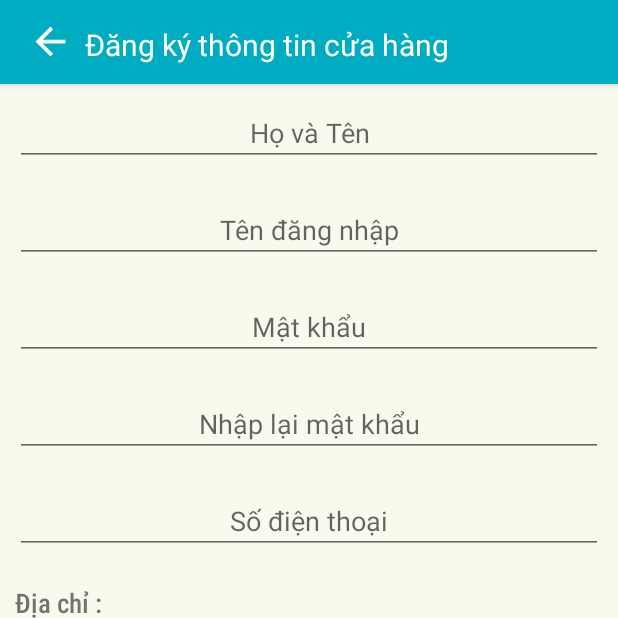
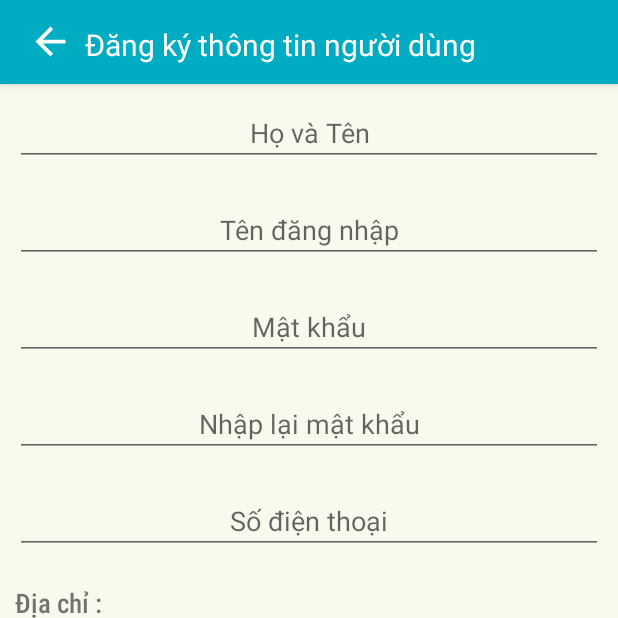
Before and after one commit to dung9788xx/ShopNowAndroid, an Android app: the CustomerRegisterActivity screen opened directly, with no data from a screen before it, on a phone screen of 412 x 824 dp, the top half of it. Run offline under Robolectric (Android 15) with nearby library versions, the light colour scheme and no system bars.

Commit message:
19/4/2020

```diff
--- a/app/src/main/AndroidManifest.xml
+++ b/app/src/main/AndroidManifest.xml
@@ -15,7 +15,7 @@
         android:supportsRtl="true"
         android:theme="@style/AppTheme"
         android:usesCleartextTraffic="true">
-        <activity android:name=".register.StoreRegisterActivity"></activity>
+        <activity android:name=".register.CustomerRegisterActivity"></activity>
         <activity android:name=".customer.CartActivity" />
         <activity android:name=".customer.ProductListActivity" />
         <activity android:name=".customer.ProductDetailActivity" />
--- a/app/src/main/java/com/dungdemo/shopnow/LoginActivity.java
+++ b/app/src/main/java/com/dungdemo/shopnow/LoginActivity.java
@@ -6,7 +6,6 @@ import android.content.DialogInterface;
 import android.content.Intent;
 
 import android.os.Bundle;
-import android.util.Log;
 import android.view.View;
 import android.view.View.OnClickListener;
 import android.view.Window;
@@ -17,11 +16,10 @@ import android.widget.ProgressBar;
 import android.widget.TextView;
 import android.widget.Toast;
 
-import com.dungdemo.shopnow.model.Location;
 import com.dungdemo.shopnow.model.User;
 import com.dungdemo.shopnow.admin.AdminActivity;
 import com.dungdemo.shopnow.customer.CustomerMainActivity;
-import com.dungdemo.shopnow.register.StoreRegisterActivity;
+import com.dungdemo.shopnow.register.CustomerRegisterActivity;
 import com.dungdemo.shopnow.store.ShopkeeperMainActivity;
 import com.dungdemo.shopnow.utils.ResponeFromServer;
 import com.google.gson.Gson;
@@ -69,7 +67,7 @@ public class LoginActivity extends Activity implements AsyncResponse {
         register.setOnClickListener(new OnClickListener() {
             @Override
             public void onClick(View view) {
-                startActivity(new Intent(LoginActivity.this, StoreRegisterActivity.class));
+                startActivity(new Intent(LoginActivity.this, CustomerRegisterActivity.class));
             }
         });
         btnLogin.setOnClickListener(new OnClickListener() {
@@ -102,7 +100,6 @@ public class LoginActivity extends Activity implements AsyncResponse {
 
     @Override
     public void whenfinish(ResponeFromServer output) {
-        Log.d("lol",output.code()+" "+output.getBody());
         progressBar.setVisibility(View.INVISIBLE);
         btnLogin.setEnabled(true);
 
--- a/app/src/main/java/com/dungdemo/shopnow/admin/AdminActivity.java
+++ b/app/src/main/java/com/dungdemo/shopnow/admin/AdminActivity.java
@@ -7,6 +7,7 @@ import android.content.Intent;
 import android.os.Build;
 import android.os.Bundle;
 import android.support.v4.content.ContextCompat;
+import android.util.Log;
 import android.view.View;
 import android.support.design.widget.NavigationView;
 import android.support.v4.view.GravityCompat;
--- a/app/src/main/java/com/dungdemo/shopnow/admin/UserManagerFragment.java
+++ b/app/src/main/java/com/dungdemo/shopnow/admin/UserManagerFragment.java
@@ -8,6 +8,7 @@ import android.graphics.Color;
 import android.os.Bundle;
 import android.support.v4.app.Fragment;
 import android.support.v7.app.AppCompatActivity;
+import android.util.Log;
 import android.view.LayoutInflater;
 import android.view.View;
 import android.view.ViewGroup;
--- a/app/src/main/java/com/dungdemo/shopnow/register/StoreRegisterActivity.java
+++ b/app/src/main/java/com/dungdemo/shopnow/register/CustomerRegisterActivity.java
@@ -14,24 +14,28 @@ import android.widget.AdapterView;
 import android.widget.ArrayAdapter;
 import android.widget.Button;
 import android.widget.EditText;
+import android.widget.ProgressBar;
 import android.widget.Spinner;
 import android.widget.TextView;
 import android.widget.Toast;
 
+import com.dungdemo.shopnow.AsyncResponse;
 import com.dungdemo.shopnow.HostName;
 import com.dungdemo.shopnow.R;
+import com.dungdemo.shopnow.TaskConnect;
 import com.dungdemo.shopnow.model.District;
-import com.dungdemo.shopnow.model.ProductCategory;
 import com.dungdemo.shopnow.model.Province;
 import com.dungdemo.shopnow.model.User;
 import com.dungdemo.shopnow.model.Ward;
-import com.dungdemo.shopnow.store.ActivityAddProduct;
+import com.dungdemo.shopnow.utils.ResponeFromServer;
 import com.google.gson.Gson;
 import com.google.gson.reflect.TypeToken;
 
 import java.io.IOException;
 import java.lang.reflect.Type;
+import java.util.HashMap;
 import java.util.List;
+import java.util.Map;
 
 import okhttp3.Call;
 import okhttp3.Callback;
@@ -39,34 +43,53 @@ import okhttp3.OkHttpClient;
 import okhttp3.Request;
 import okhttp3.Response;
 
-public class StoreRegisterActivity extends AppCompatActivity {
-    Spinner spProvince,spDistrict,spWard;
+public class CustomerRegisterActivity extends AppCompatActivity implements AsyncResponse {
+    Spinner spProvince, spDistrict, spWard;
     Button btnRegister;
-    EditText edtName,edtUsername,edtPassword,edtRepassword,edtPhone,edtStreet;
+    EditText edtName, edtUsername, edtPassword, edtRepassword, edtPhone, edtStreet;
     List<Province> provinceList;
     List<District> districtList;
     List<Ward> wardList;
+    ProgressBar progressBar;
+
     @Override
     protected void onCreate(Bundle savedInstanceState) {
-        super.onCreate(     savedInstanceState);
-        setContentView(R.layout.activity_store_register);
-        edtName=findViewById(R.id.edtName);
-        edtUsername=findViewById(R.id.edtUsername);
-        edtPassword=findViewById(R.id.edtPassword);
-        edtRepassword=findViewById(R.id.edtRepassword);
-        edtPhone=findViewById(R.id.edtPhone);
-        edtStreet=findViewById(R.id.edtStreet);
-        btnRegister=findViewById(R.id.btnRegister);
+        super.onCreate(savedInstanceState);
+        setContentView(R.layout.activity_customer_register);
+        edtName = findViewById(R.id.edtName);
+        edtUsername = findViewById(R.id.edtUsername);
+        edtPassword = findViewById(R.id.edtPassword);
+        edtRepassword = findViewById(R.id.edtRepassword);
+        edtPhone = findViewById(R.id.edtPhone);
+        edtStreet = findViewById(R.id.edtStreet);
+        btnRegister = findViewById(R.id.btnRegister);
+        progressBar = findViewById(R.id.progress);
         btnRegister.setOnClickListener(new View.OnClickListener() {
             @Override
             public void onClick(View view) {
-                if(validateForm()==1){
-                    Toast.makeText(StoreRegisterActivity.this, "Vui lòng nhập đầy đủ thông tin!", Toast.LENGTH_LONG).show();
-                }else if(validateForm()==2){
-                    Toast.makeText(StoreRegisterActivity.this, "Hai mật khẩu không trùng khớp!", Toast.LENGTH_SHORT).show();
+                if (validateForm() == 1) {
+                    Toast.makeText(CustomerRegisterActivity.this, "Vui lòng nhập đầy đủ thông tin!", Toast.LENGTH_LONG).show();
+                } else if (validateForm() == 2) {
+                    Toast.makeText(CustomerRegisterActivity.this, "Hai mật khẩu không trùng khớp!", Toast.LENGTH_SHORT).show();
 
-                }else{
-                    Toast.makeText(StoreRegisterActivity.this, "OK", Toast.LENGTH_SHORT).show();
+                } else {
+                    Map<String, String> map = new HashMap<>();
+                    map.put("name", edtName.getText().toString());
+                    map.put("username",edtUsername.getText().toString());
+                    map.put("password",edtPassword.getText().toString());
+                    map.put("phone",edtPhone.getText().toString());
+                    map.put("province_id",provinceList.get(spProvince.getSelectedItemPosition()).getProvince_id()+"");
+                    map.put("district_id",districtList.get(spDistrict.getSelectedItemPosition()).getDistrict_id()+"");
+                    map.put("ward_id",wardList.get(spWard.getSelectedItemPosition()).getId()+"");
+                    map.put("street",edtStreet.getText().toString());
+                    map.put("level","3");
+                    map.put("active","1");
+                    map.put("method", "post");
+                    TaskConnect task = new TaskConnect(CustomerRegisterActivity.this, HostName.host + "/user");
+                    task.setMap(map);
+                    progressBar.setVisibility(View.VISIBLE);
+                    btnRegister.setEnabled(false);
+                    task.execute();
                 }
             }
         });
@@ -75,26 +98,26 @@ public class StoreRegisterActivity extends AppCompatActivity {
     }
 
     private int validateForm() {
-        if(edtName.getText().toString().trim().equals("")||
-        edtUsername.getText().toString().trim().equals("")||
-        edtPassword.getText().toString().trim().equals("")||
-        edtRepassword.getText().toString().trim().equals("")||
-        edtPhone.getText().toString().trim().equals("")||
-        edtStreet.getText().toString().trim().equals("")){
-            return  1;
+        if (edtName.getText().toString().trim().equals("") ||
+                edtUsername.getText().toString().trim().equals("") ||
+                edtPassword.getText().toString().trim().equals("") ||
+                edtRepassword.getText().toString().trim().equals("") ||
+                edtPhone.getText().toString().trim().equals("") ||
+                edtStreet.getText().toString().trim().equals("")) {
+            return 1;
         }
-        if(!edtRepassword.getText().toString().equals(edtPassword.getText().toString())){
+        if (!edtRepassword.getText().toString().equals(edtPassword.getText().toString())) {
             return 2;
         }
         return 0;
     }
 
     private void loadProvinceSpinner() {
-        spProvince=findViewById(R.id.spProvince);
+        spProvince = findViewById(R.id.spProvince);
         spProvince.setOnItemSelectedListener(new AdapterView.OnItemSelectedListener() {
             @Override
             public void onItemSelected(AdapterView<?> adapterView, View view, int i, long l) {
-                    loadDistrict(provinceList.get(i).getProvince_id());
+                loadDistrict(provinceList.get(i).getProvince_id());
 
             }
 
@@ -123,11 +146,11 @@ public class StoreRegisterActivity extends AppCompatActivity {
                     Type listType = new TypeToken<List<Province>>() {
                     }.getType();
                     provinceList = new Gson().fromJson(json, listType);
-                StoreRegisterActivity.this.runOnUiThread(new Runnable() {
+                    CustomerRegisterActivity.this.runOnUiThread(new Runnable() {
                         @Override
                         public void run() {
 
-                           ArrayAdapter<Province> arrayAdapter = new ArrayAdapter<Province>(StoreRegisterActivity.this, R.layout.category_item_spinner, provinceList) {
+                            ArrayAdapter<Province> arrayAdapter = new ArrayAdapter<Province>(CustomerRegisterActivity.this, R.layout.category_item_spinner, provinceList) {
                                 @NonNull
                                 @Override
                                 public View getView(int position, @Nullable View convertView, @NonNull ViewGroup parent) {
@@ -157,11 +180,11 @@ public class StoreRegisterActivity extends AppCompatActivity {
     }
 
     private void loadDistrict(int province_id) {
-        spDistrict=findViewById(R.id.spDistrict);
+        spDistrict = findViewById(R.id.spDistrict);
         spDistrict.setOnItemSelectedListener(new AdapterView.OnItemSelectedListener() {
             @Override
             public void onItemSelected(AdapterView<?> adapterView, View view, int i, long l) {
-               loadWard(districtList.get(i).getDistrict_id());
+                loadWard(districtList.get(i).getDistrict_id());
             }
 
             @Override
@@ -170,7 +193,7 @@ public class StoreRegisterActivity extends AppCompatActivity {
             }
         });
         OkHttpClient client = new OkHttpClient();
-        String url = HostName.host + "/province/getDistrictByProvince/"+province_id;
+        String url = HostName.host + "/province/getDistrictByProvince/" + province_id;
         Request request = new Request.Builder()
                 .url(url).addHeader("Authorization", User.getSavedToken(this))
                 .build();
@@ -189,17 +212,17 @@ public class StoreRegisterActivity extends AppCompatActivity {
                     Type listType = new TypeToken<List<District>>() {
                     }.getType();
                     districtList = new Gson().fromJson(json, listType);
-                    StoreRegisterActivity.this.runOnUiThread(new Runnable() {
+                    CustomerRegisterActivity.this.runOnUiThread(new Runnable() {
                         @Override
                         public void run() {
-                            ArrayAdapter<District> arrayAdapter = new ArrayAdapter<District>(StoreRegisterActivity.this, R.layout.category_item_spinner, districtList) {
+                            ArrayAdapter<District> arrayAdapter = new ArrayAdapter<District>(CustomerRegisterActivity.this, R.layout.category_item_spinner, districtList) {
                                 @NonNull
                                 @Override
                                 public View getView(int position, @Nullable View convertView, @NonNull ViewGroup parent) {
                                     LayoutInflater layoutInflater = (LayoutInflater) getContext().getSystemService(Context.LAYOUT_INFLATER_SERVICE);
                                     View v = layoutInflater.inflate(R.layout.category_item_spinner, null);
                                     TextView name = v.findViewById(R.id.tvName);
-                                    name.setText(districtList.get(position).getPrefix()+" "+districtList.get(position).getName());
+                                    name.setText(districtList.get(position).getPrefix() + " " + districtList.get(position).getName());
                                     return v;
                                 }
 
@@ -208,7 +231,7 @@ public class StoreRegisterActivity extends AppCompatActivity {
                                     LayoutInflater layoutInflater = (LayoutInflater) getContext().getSystemService(Context.LAYOUT_INFLATER_SERVICE);
                                     View v = layoutInflater.inflate(R.layout.category_item_spinner, null);
                                     TextView name = v.findViewById(R.id.tvName);
-                                    name.setText(districtList.get(position).getPrefix()+" "+districtList.get(position).getName());
+                                    name.setText(districtList.get(position).getPrefix() + " " + districtList.get(position).getName());
                                     return v;
                                 }
                             };
@@ -221,12 +244,12 @@ public class StoreRegisterActivity extends AppCompatActivity {
             }
         });
     }
+
     private void loadWard(int id) {
-        spWard=findViewById(R.id.spWard);
+        spWard = findViewById(R.id.spWard);
         spWard.setOnItemSelectedListener(new AdapterView.OnItemSelectedListener() {
             @Override
             public void onItemSelected(AdapterView<?> adapterView, View view, int i, long l) {
-                Toast.makeText(StoreRegisterActivity.this, "Chon"+wardList.get(i).getName()+"}", Toast.LENGTH_SHORT).show();
             }
 
             @Override
@@ -235,7 +258,7 @@ public class StoreRegisterActivity extends AppCompatActivity {
             }
         });
         OkHttpClient client = new OkHttpClient();
-        String url = HostName.host + "/province/getWardByDistrict/"+id;
+        String url = HostName.host + "/province/getWardByDistrict/" + id;
         Request request = new Request.Builder()
                 .url(url).addHeader("Authorization", User.getSavedToken(this))
                 .build();
@@ -254,17 +277,17 @@ public class StoreRegisterActivity extends AppCompatActivity {
                     Type listType = new TypeToken<List<Ward>>() {
                     }.getType();
                     wardList = new Gson().fromJson(json, listType);
-                    StoreRegisterActivity.this.runOnUiThread(new Runnable() {
+                    CustomerRegisterActivity.this.runOnUiThread(new Runnable() {
                         @Override
                         public void run() {
-                            ArrayAdapter<Ward> arrayAdapter = new ArrayAdapter<Ward>(StoreRegisterActivity.this, R.layout.category_item_spinner, wardList) {
+                            ArrayAdapter<Ward> arrayAdapter = new ArrayAdapter<Ward>(CustomerRegisterActivity.this, R.layout.category_item_spinner, wardList) {
                                 @NonNull
                                 @Override
                                 public View getView(int position, @Nullable View convertView, @NonNull ViewGroup parent) {
                                     LayoutInflater layoutInflater = (LayoutInflater) getContext().getSystemService(Context.LAYOUT_INFLATER_SERVICE);
                                     View v = layoutInflater.inflate(R.layout.category_item_spinner, null);
                                     TextView name = v.findViewById(R.id.tvName);
-                                    name.setText(wardList.get(position).getPrefix()+" "+wardList.get(position).getName());
+                                    name.setText(wardList.get(position).getPrefix() + " " + wardList.get(position).getName());
                                     return v;
                                 }
 
@@ -273,7 +296,7 @@ public class StoreRegisterActivity extends AppCompatActivity {
                                     LayoutInflater layoutInflater = (LayoutInflater) getContext().getSystemService(Context.LAYOUT_INFLATER_SERVICE);
                                     View v = layoutInflater.inflate(R.layout.category_item_spinner, null);
                                     TextView name = v.findViewById(R.id.tvName);
-                                    name.setText(wardList.get(position).getPrefix()+" "+wardList.get(position).getName());
+                                    name.setText(wardList.get(position).getPrefix() + " " + wardList.get(position).getName());
                                     return v;
                                 }
                             };
@@ -296,7 +319,23 @@ public class StoreRegisterActivity extends AppCompatActivity {
                 finish();
             }
         });
-        TextView tv=getSupportActionBar().getCustomView().findViewById(R.id.tvProductName);
-        tv.setText("Đăng ký thông tin cửa hàng");
+        TextView tv = getSupportActionBar().getCustomView().findViewById(R.id.tvProductName);
+        tv.setText("Đăng ký thông tin người dùng");
+    }
+
+    @Override
+    public void whenfinish(ResponeFromServer output) {
+        progressBar.setVisibility(View.INVISIBLE);
+        btnRegister.setEnabled(true);
+        if(output!=null){
+            if(output.code()==200){
+                Toast.makeText(this, "Đăng ký thành công vui lòng đăng nhập ", Toast.LENGTH_SHORT).show();
+                finish();
+            }
+            if (output.code()==403){
+                Toast.makeText(this, new Gson().fromJson(output.getBody(),String.class), Toast.LENGTH_SHORT).show();
+            }
+        }
+
     }
 }
--- a/app/src/main/res/layout/activity_store_register.xml
+++ b/app/src/main/res/layout/activity_customer_register.xml
@@ -4,7 +4,7 @@
     xmlns:tools="http://schemas.android.com/tools"
     android:layout_width="match_parent"
     android:layout_height="match_parent"
-    tools:context=".register.StoreRegisterActivity">
+    tools:context=".register.CustomerRegisterActivity">
     <LinearLayout
         android:background="#F6FAF6"
         android:layout_width="match_parent"
@@ -150,6 +150,12 @@
 
                </LinearLayout>
            </ScrollView>
+            <ProgressBar
+                android:visibility="invisible"
+                android:id="@+id/progress"
+                android:layout_gravity="center"
+                android:layout_width="wrap_content"
+                android:layout_height="wrap_content"/>
         </FrameLayout>
 
     </LinearLayout>
```
